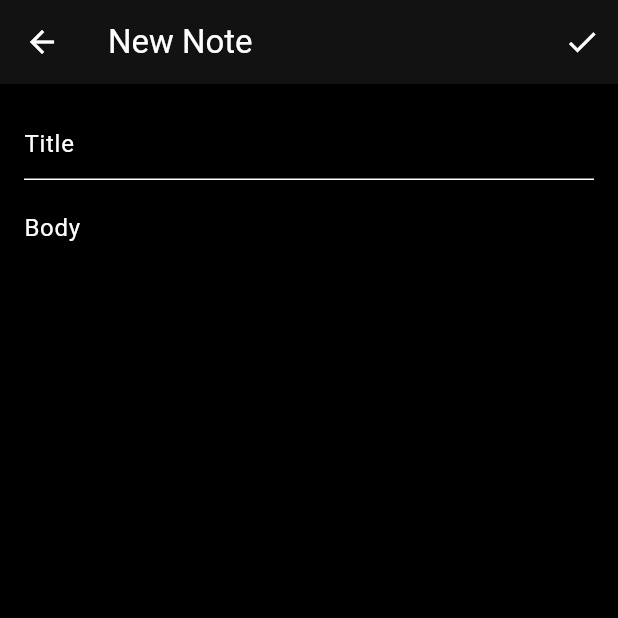
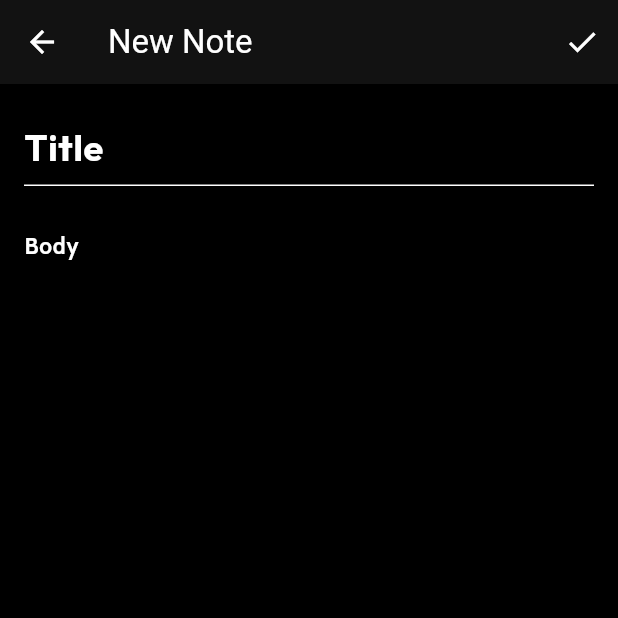
Before and after one commit to Pritam2806/Flutter-Internship, a Flutter app: the screen it shows after launch, after a tap on the "add" icon, on a phone screen of 412 x 824 dp, the top half of it. Run offline on Flutter 3.47's test engine with Material 3 defaults, Android fonts, the phone set to English and light mode, and no system bars; our stand-ins replace cloud_firestore, firebase_auth, firebase_core, firebase_database, google_fonts; accounts and stored records are empty; network calls fail.

Commit message:
Final touch to UI done

```diff
--- a/notes/lib/screens/home_screen.dart
+++ b/notes/lib/screens/home_screen.dart
@@ -45,7 +45,7 @@ class HomeScreen extends StatelessWidget {                 // Stateless widget
                 },
                 child: Padding(
                   padding: const EdgeInsets.symmetric(vertical: 8.0),
-                  child: NoteCard(note: note),
+                  child: NoteCard(note: note, index: index),
                 ),
               );
             },
--- a/notes/lib/screens/note_edit_screen.dart
+++ b/notes/lib/screens/note_edit_screen.dart
@@ -1,4 +1,5 @@
 import 'package:flutter/material.dart';
+import 'package:google_fonts/google_fonts.dart';
 import '../models/note.dart';
 import '../services/firestore_service.dart';
 
@@ -105,14 +106,28 @@ class _NoteEditScreenState extends State<NoteEditScreen> {
             TextField(
               controller: _titleCtrl,
               decoration: const InputDecoration(hintText: 'Title'),
+              style: GoogleFonts.outfit(
+                fontSize: 24,
+                color: Colors.white,
+                fontWeight: FontWeight.bold
+              ),
             ),
-            const SizedBox(height: 12),
+            const SizedBox(height: 20),
             Expanded(                                      // Expanded very important  for handling the Keypad
               child: TextField(
                 controller: _bodyCtrl,
                 maxLines: null,
                 expands: true,
+                onTap: () {
+                  // Clear selection when tapped to allow cursor placement
+                  _bodyCtrl.selection = TextSelection.collapsed(offset: _bodyCtrl.selection.baseOffset);
+                },
                 decoration: const InputDecoration(hintText: 'Body', border: InputBorder.none),
+                style: GoogleFonts.cabin(
+                  fontSize: 15,
+                  color: Colors.white70,
+                  fontWeight: FontWeight.w700
+                ),
               ),
             ),
           ],
--- a/notes/pubspec.yaml
+++ b/notes/pubspec.yaml
@@ -38,6 +38,7 @@ dependencies:
   firebase_auth: ^4.10.0
   cloud_firestore: ^4.9.0
   intl: ^0.18.1
+  google_fonts: ^6.3.0
 
 dev_dependencies:
   flutter_test:
```
Also changed, not shown: notes/lib/widgets/note_card.dart (+21 -10 lines), notes/pubspec.lock, 1 other file.
